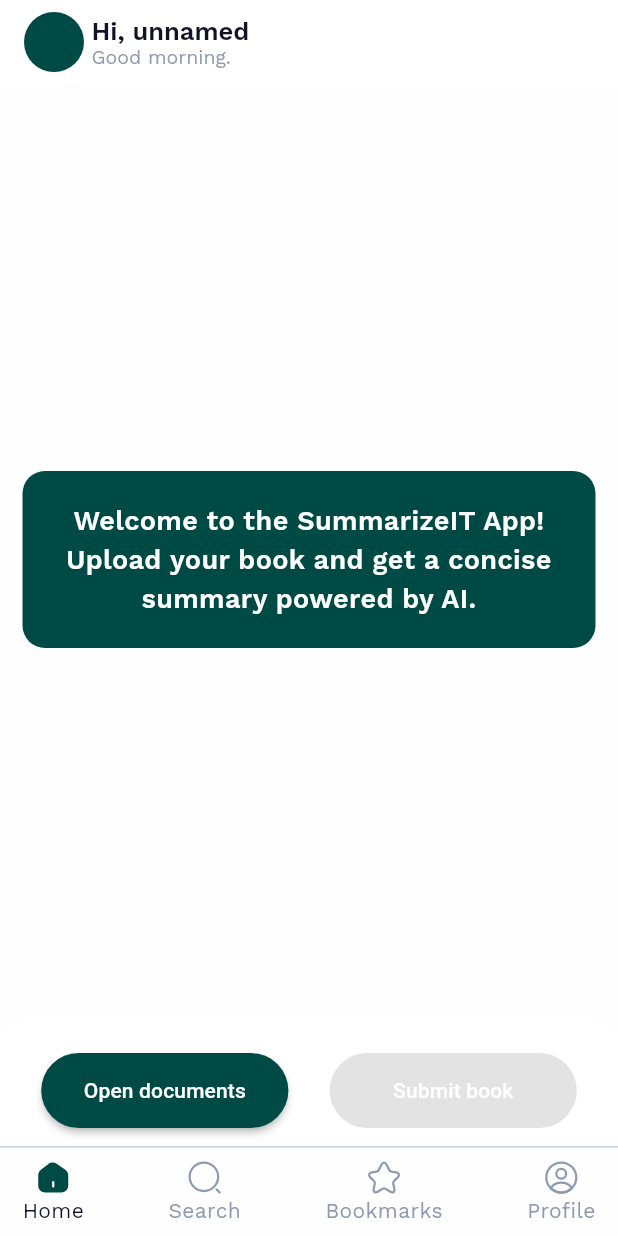
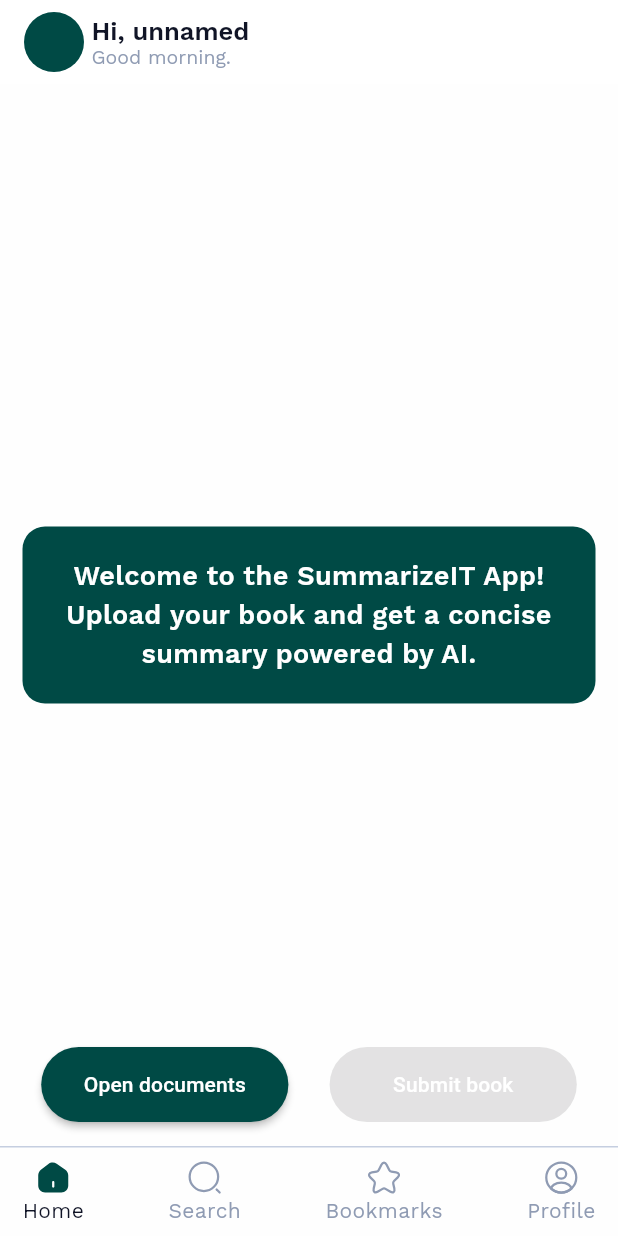
Before and after one commit to ibragimov05/summarize-it, a Flutter app: the screen it shows once a user with an empty profile is signed in, on a phone screen of 412 x 824 dp. Run offline on Flutter 3.47's test engine with Material 3 defaults, Android fonts, the phone set to English and light mode, and no system bars; drawn by our look-alikes of toastification; our stand-ins replace bloc, cloud_firestore, dio, file_picker, firebase_auth, firebase_core and 11 more; missing offline and left inert: flutter_pdfview, pdf_image_renderer; accounts and stored records are empty; generated files the repository leaves out were written again; network calls fail.

Commit message:
ui has been improved

```diff
--- a/lib/core/app.dart
+++ b/lib/core/app.dart
@@ -43,6 +43,8 @@ class _SummarizeItState extends State<SummarizeIt> {
             onGenerateRoute: AppRouter.generateRoute,
             home: BlocBuilder<UserInfoBloc, UserInfoState>(
               builder: (context, state) {
+                debugPrint(
+                    'UserInfoBloc error in app.dart ${state.errorMessage}');
                 if (state.isLoading) {
                   return const SplashScreen();
                 } else {
--- a/lib/core/utils/app_functions.dart
+++ b/lib/core/utils/app_functions.dart
@@ -69,4 +69,17 @@ class AppFunctions {
       )),
     );
   }
+
+  static String getGreetinsText() {
+    final int now = DateTime.now().hour;
+    if (now >= 5 && now < 12) {
+      return 'Good morning.';
+    } else if (now >= 12 && now <= 18) {
+      return 'Good afternoon.';
+    } else if (now > 18 || now < 4) {
+      return 'Good evening.';
+    } else {
+      return 'Greetings!';
+    }
+  }
 }
--- a/lib/logic/blocs/file_picker/file_picker_bloc.dart
+++ b/lib/logic/blocs/file_picker/file_picker_bloc.dart
@@ -28,7 +28,10 @@ class FilePickerBloc extends Bloc<FilePickerEvents, FilePickerStates> {
       final selectedFile =
           result != null ? File(result.files.single.path!) : null;
 
-      emit(LoadedFilePickerState(file: selectedFile));
+      emit(LoadedFilePickerState(
+        file: selectedFile,
+        filePath: result?.paths.first,
+      ));
     } catch (e) {
       emit(ErrorFilePickerState(error: e.toString()));
     }
--- a/lib/logic/blocs/file_picker/file_picker_states.dart
+++ b/lib/logic/blocs/file_picker/file_picker_states.dart
@@ -7,9 +7,10 @@ final class InitialFilePickerState extends FilePickerStates {}
 final class LoadingFilePickerState extends FilePickerStates {}
 
 final class LoadedFilePickerState extends FilePickerStates {
+  final String? filePath;
   final File? file;
 
-  LoadedFilePickerState({required this.file});
+  LoadedFilePickerState({required this.filePath,required this.file});
 }
 
 final class ErrorFilePickerState extends FilePickerStates {
--- a/lib/ui/screens/home/home_screen/home_screen.dart
+++ b/lib/ui/screens/home/home_screen/home_screen.dart
@@ -5,7 +5,6 @@ import 'package:summarize_it/core/utils/extensions.dart';
 import 'package:summarize_it/logic/blocs/all_blocs.dart';
 import 'package:summarize_it/ui/screens/home/home_screen/widgets/book_pages.dart';
 import 'package:summarize_it/ui/screens/home/home_screen/widgets/custom_slider.dart';
-import 'package:summarize_it/ui/screens/home/home_screen/widgets/greeting_message.dart';
 import 'package:summarize_it/ui/screens/home/home_screen/widgets/helper_buttons.dart';
 import 'package:summarize_it/core/utils/ai_constants.dart';
 import 'package:summarize_it/core/utils/app_colors.dart';
@@ -17,6 +16,7 @@ import 'package:summarize_it/ui/screens/home/home_screen/widgets/loading_shimmer
 
 import '../../../../logic/blocs/user_info/user_info_bloc.dart';
 import 'widgets/clear_book_pages.dart';
+import 'widgets/greeting_message.dart';
 
 class HomeScreen extends StatefulWidget {
   const HomeScreen({super.key});
@@ -33,13 +33,12 @@ class _HomeScreenState extends State<HomeScreen> {
   final RoundedLoadingButtonController _openDocButtonController =
       RoundedLoadingButtonController();
 
-  String username = '';
-
   @override
   Widget build(BuildContext context) {
     return Scaffold(
       appBar: AppBar(
         surfaceTintColor: AppColors.summarizeItTransparent,
+        shadowColor: AppColors.summarizeItWhite,
         title: BlocBuilder<UserInfoBloc, UserInfoState>(
           builder: (context, state) {
             if (state.isLoading) {
@@ -59,7 +58,7 @@ class _HomeScreenState extends State<HomeScreen> {
                             AppTextStyles.workSansMain.copyWith(fontSize: 17),
                       ),
                       Text(
-                        'Good morning.',
+                        AppFunctions.getGreetinsText(),
                         style: AppTextStyles.workSansMain.copyWith(
                           fontSize: 13,
                           color: AppColors.greyscale400,
@@ -74,52 +73,10 @@ class _HomeScreenState extends State<HomeScreen> {
           },
         ),
       ),
-      body: Column(
+      body: Stack(
         children: [
-          //! welcome and summarize screen
-          BlocConsumer<GenerativeAiBloc, GenerativeAiStates>(
-            listener: (context, state) {
-              if (state is LoadedGenerativeAiState) {
-                Navigator.pushNamed(context, AppRouter.summaryScreen);
-              } else if (state is ErrorGenerativeAiState) {
-                debugPrint(
-                    '<-----> error GenerativeAiBloc: ${state.message} <----->');
-                AppFunctions.showErrorSnackBar(
-                  context,
-                  'Something went wrong. Please, try again!',
-                );
-              }
-            },
-            builder: (context, state) {
-              return BlocBuilder<PdfToImageBloc, PdfToImageStates>(
-                builder: (context, pdfState) {
-                  if (pdfState is LoadingPdfToImageState ||
-                      pdfState is LoadedPdfToImageState) {
-                    return Row(
-                      mainAxisAlignment: MainAxisAlignment.spaceBetween,
+          Column(
             children: [
-                        const ClearBookPages(),
-                        if (state is LoadedGenerativeAiState)
-                          IconButton(
-                            onPressed: () => Navigator.pushNamed(
-                              context,
-                              AppRouter.summaryScreen,
-                            ),
-                            icon: Icon(
-                              AppFunctions.isAndroid()
-                                  ? Icons.arrow_forward_rounded
-                                  : Icons.arrow_forward_ios_rounded,
-                            ),
-                          ),
-                      ],
-                    );
-                  }
-                  return const Expanded(child: GreetingMessage());
-                },
-              );
-            },
-          ),
-
               //! book images
               BlocConsumer<FilePickerBloc, FilePickerStates>(
                 listener: (context, state) {
@@ -128,7 +85,8 @@ class _HomeScreenState extends State<HomeScreen> {
                       context.read<PdfToImageBloc>().add(
                             ConvertPdfToImageEvent(
                               file: state.file!,
-                          buttonController: RoundedLoadingButtonController(),
+                              buttonController:
+                                  RoundedLoadingButtonController(),
                             ),
                           );
                     }
@@ -163,23 +121,58 @@ class _HomeScreenState extends State<HomeScreen> {
                   return const SizedBox();
                 },
               ),
-
+            ],
+          ),
+          //! welcome and summarize screen
+          BlocConsumer<GenerativeAiBloc, GenerativeAiStates>(
+            listener: (context, state) {
+              if (state is LoadedGenerativeAiState) {
+                Navigator.pushNamed(context, AppRouter.summaryScreen);
+              } else if (state is ErrorGenerativeAiState) {
+                debugPrint(
+                    '<-----> error GenerativeAiBloc: ${state.message} <----->');
+                AppFunctions.showErrorSnackBar(
+                  context,
+                  'Something went wrong. Please, try again!',
+                );
+              }
+            },
+            builder: (context, state) {
+              return BlocBuilder<PdfToImageBloc, PdfToImageStates>(
+                builder: (context, pdfState) {
+                  if (pdfState is LoadingPdfToImageState ||
+                      pdfState is LoadedPdfToImageState) {
+                    return Row(
+                      mainAxisAlignment: MainAxisAlignment.spaceBetween,
+                      children: [
+                        const ClearBookPages(),
+                        if (state is LoadedGenerativeAiState)
+                          IconButton(
+                            onPressed: () => Navigator.pushNamed(
+                                context, AppRouter.summaryScreen),
+                            icon: Icon(
+                              AppFunctions.isAndroid()
+                                  ? Icons.arrow_forward_rounded
+                                  : Icons.arrow_forward_ios_rounded,
+                            ),
+                          ),
+                      ],
+                    );
+                  }
+                  return const GreetingMessage();
+                },
+              );
+            },
+          ),
+        ],
+      ),
       //! open documents && submit book
-          BlocBuilder<PdfToImageBloc, PdfToImageStates>(
+      floatingActionButtonLocation: FloatingActionButtonLocation.centerFloat,
+      floatingActionButton: BlocBuilder<PdfToImageBloc, PdfToImageStates>(
         builder: (context, state) {
-              return Container(
-                padding: const EdgeInsets.symmetric(vertical: 12),
-                decoration:
-                    const BoxDecoration(color: Colors.white, boxShadow: [
-                  BoxShadow(
-                    color: Colors.white,
-                    spreadRadius: 1,
-                    blurRadius: 25,
-                    offset: Offset(0, -10),
-                  ),
-                ]),
-                child: Column(
+          return Column(
             crossAxisAlignment: CrossAxisAlignment.start,
+            mainAxisSize: MainAxisSize.min,
             children: [
               if (state is LoadedPdfToImageState)
                 Column(
@@ -195,8 +188,7 @@ class _HomeScreenState extends State<HomeScreen> {
                     BlocBuilder<GenerativeAiBloc, GenerativeAiStates>(
                       builder: (context, state) {
                         return CustomSlider(
-                                onSliderValChanged:
-                                    state is LoadingGenerativeAiState
+                          onSliderValChanged: state is LoadingGenerativeAiState
                               ? null
                               : (p0) => _summaryLength = p0,
                         );
@@ -215,8 +207,8 @@ class _HomeScreenState extends State<HomeScreen> {
                         context.read<GenerativeAiBloc>().add(
                               SummarizeAiEvent(
                                 files: state.files,
-                                      summaryLength: SummaryLength
-                                          .values[_summaryLength - 1],
+                                summaryLength:
+                                    SummaryLength.values[_summaryLength - 1],
                                 buttonController: _submitButtonController,
                               ),
                             );
@@ -224,11 +216,8 @@ class _HomeScreenState extends State<HomeScreen> {
                     : null,
               ),
             ],
-                ),
           );
         },
-          ),
-        ],
       ),
     );
   }
--- a/lib/ui/screens/main_screen/main_screen.dart
+++ b/lib/ui/screens/main_screen/main_screen.dart
@@ -1,7 +1,6 @@
 import 'package:flutter/material.dart';
 import 'package:flutter_bloc/flutter_bloc.dart';
 import 'package:flutter_svg/flutter_svg.dart';
-import 'package:summarize_it/logic/blocs/user_info/user_info_bloc.dart';
 import 'package:summarize_it/logic/cubits/tab_box_cubit/tab_box_cubit.dart';
 import 'package:summarize_it/ui/screens/bookmarks/bookmarks_screen/bookmarks_screen.dart';
 import 'package:summarize_it/ui/screens/home/home_screen/home_screen.dart';
--- a/pubspec.yaml
+++ b/pubspec.yaml
@@ -38,6 +38,7 @@ dependencies:
   toastification: ^2.1.0
   shimmer: ^3.0.0
   lottie: ^3.1.2
+  flutter_pdfview: ^1.3.2
 
 
 dev_dependencies:
```
Also changed, not shown: lib/ui/screens/home/home_screen/widgets/book_image_widget.dart (added, +16 -0 lines), lib/ui/screens/home/home_screen/widgets/book_pages.dart (+26 -3 lines), pubspec.lock. Lines whose indentation alone changed are shown as unchanged.
